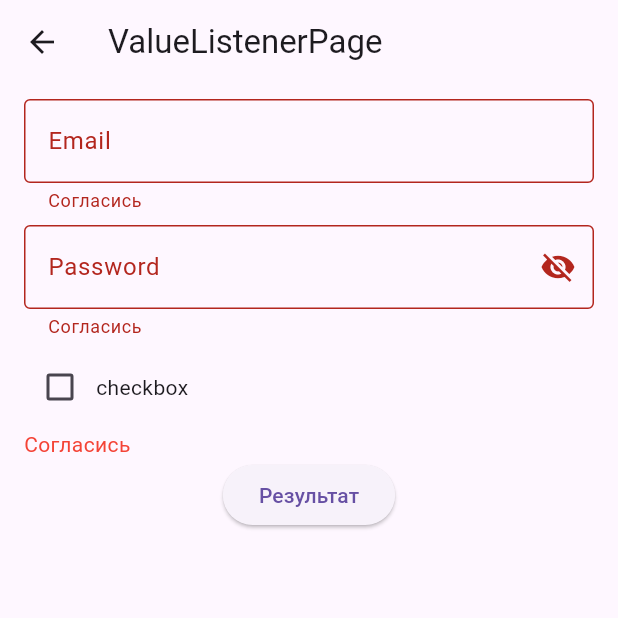
After one commit to Kotelnikovekb/go_form, a Flutter app: the ValueListenerPage screen opened directly, after a tap on "Результат", on a phone screen of 412 x 824 dp, the top half of it. The commit adds this screen. Run offline on Flutter 3.47's test engine with Material 3 defaults, Android fonts, the phone set to English and light mode, and no system bars; our stand-ins replace mask_text_input_formatter, webview_flutter.

Commit message:
## [1.5.0] - 2025-06-14 ### Added - Added `onInit(FieldController<T>)` method to `FormFieldModelBase`, which is called once when the field is initialized in the form. - Useful for custom one-time field logic (e.g., preloading data, triggering async calls).
### Fixed
- `addFieldValueListener` now triggers only on real value changes, not during validation.

```diff
--- /dev/null
+++ b/example/lib/pages/value_listener.dart
@@ -0,0 +1,90 @@
+import 'package:flutter/material.dart';
+import 'package:go_form/go_form.dart';
+
+import '../inputs/go_check_box.dart';
+import '../inputs/go_password_input.dart';
+import '../inputs/go_text_input.dart';
+
+class ValueListenerPage extends StatefulWidget {
+  const ValueListenerPage({super.key});
+
+  @override
+  State<ValueListenerPage> createState() => _ValueListenerPageState();
+}
+
+class _ValueListenerPageState extends State<ValueListenerPage> {
+  final _formController = FormController();
+  bool isValid = false;
+
+  @override
+  void initState() {
+    super.initState();
+
+    _formController.addFieldValueListener((f, v) {
+      print('field: $f\nvalue: $v');
+    });
+  }
+
+  @override
+  Widget build(BuildContext context) {
+    return Scaffold(
+      appBar: AppBar(
+        title: const Text('ValueListenerPage'),
+      ),
+      body: Container(
+        padding: const EdgeInsets.symmetric(horizontal: 16, vertical: 10),
+        child: Column(
+          children: [
+            DynamicForm(
+              fields: [
+                GoTextInput(
+                  name: 'email',
+                  label: 'Email',
+                  validator: (val) {
+                    if (val == null || val.isEmpty) {
+                      return 'Согласись';
+                    }
+                    return null;
+                  },
+                ),
+                GoPasswordInput(
+                  name: 'password',
+                  label: 'Password',
+                  validator: (val) {
+                    if (val == null || val.isEmpty) {
+                      return 'Согласись';
+                    }
+                    return null;
+                  },
+                ),
+                GoCheckBox(
+                  name: 'checkbox',
+                  label: 'checkbox',
+                  validator: (val) {
+                    if (val == null || val == false) {
+                      return 'Согласись';
+                    }
+                    return null;
+                  },
+                ),
+              ],
+              controller: _formController,
+            ),
+            ElevatedButton(
+              onPressed: () {
+                if (!_formController.validate()) {
+                  return;
+                }
+                print('${_formController.getValues()}');
+              },
+              child: Text('Результат'),
+            ),
+            SizedBox(
+              height: 30,
+            ),
+          ],
+        ),
+      ),
+    );
+  }
+}
--- a/example/pubspec.yaml
+++ b/example/pubspec.yaml
@@ -29,6 +29,7 @@ dependencies:
   # Use with the CupertinoIcons class for iOS style icons.
   cupertino_icons: ^1.0.8
   mask_text_input_formatter: ^2.9.0
+  webview_flutter: ^4.13.0
 
 dev_dependencies:
   integration_test:
--- a/lib/src/controllers/form_controller.dart
+++ b/lib/src/controllers/form_controller.dart
@@ -109,12 +109,17 @@ class FormController {
         validator: validator,
         key: key,
       );
-      _fields[name]!.addListener(() {
+      final field = _fields[name]!;
+      T? lastValue = field.value;
+      field.addListener(() {
         _notifyListeners();
         _silentValidate();
 
-        for (final listener in _fieldValueListeners) {
-          listener(name, _fields[name]!.value);
+        if (field.value != lastValue) {
+          lastValue = field.value;
+          for (final listener in _fieldValueListeners) {
+            listener(name, field.value);
+          }
         }
       });
     }
--- a/lib/src/domain/form_field_model_base.dart
+++ b/lib/src/domain/form_field_model_base.dart
@@ -105,4 +105,9 @@ abstract class FormFieldModelBase<T> {
       key: key,
     );
   }
+
+  /// Called once when the field is initialized in the form.
+  /// Can be overridden for custom logic (e.g., async loading, side effects).
+  @mustCallSuper
+  void onInit(FieldController<T> controller) {}
 }
--- a/lib/src/dynamic_form.dart
+++ b/lib/src/dynamic_form.dart
@@ -81,6 +81,7 @@ class DynamicForm extends StatelessWidget {
         (index) {
           final field = fields[index ~/ 2];
           final controller = field.addToController(this.controller);
+          field.onInit(controller);
 
           if (index.isEven) {
             return ValueListenableBuilder(
--- a/pubspec.yaml
+++ b/pubspec.yaml
@@ -1,6 +1,6 @@
 name: go_form
 description: "A generic controller for managing state and validation of input fields in Flutter. Supports initial value, validation, errors, and focus."
-version: 1.4.0
+version: 1.5.0
 homepage: https://github.com/Kotelnikovekb/go_form
 
 environment:
```
Also changed, not shown: example/lib/inputs/go_recaptcha.dart (added, +83 -0 lines), example/lib/pages/home_page.dart (+24 -8 lines), example/lib/pages/onInit_page.dart (added, +32 -0 lines), example/pubspec.lock, 3 other files.
